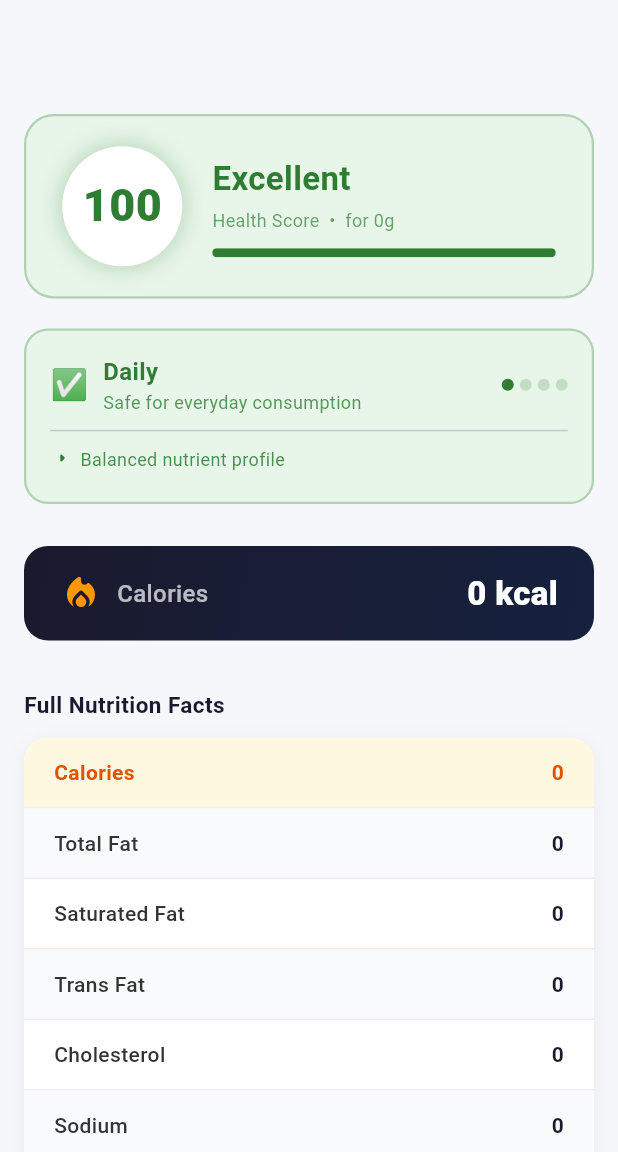
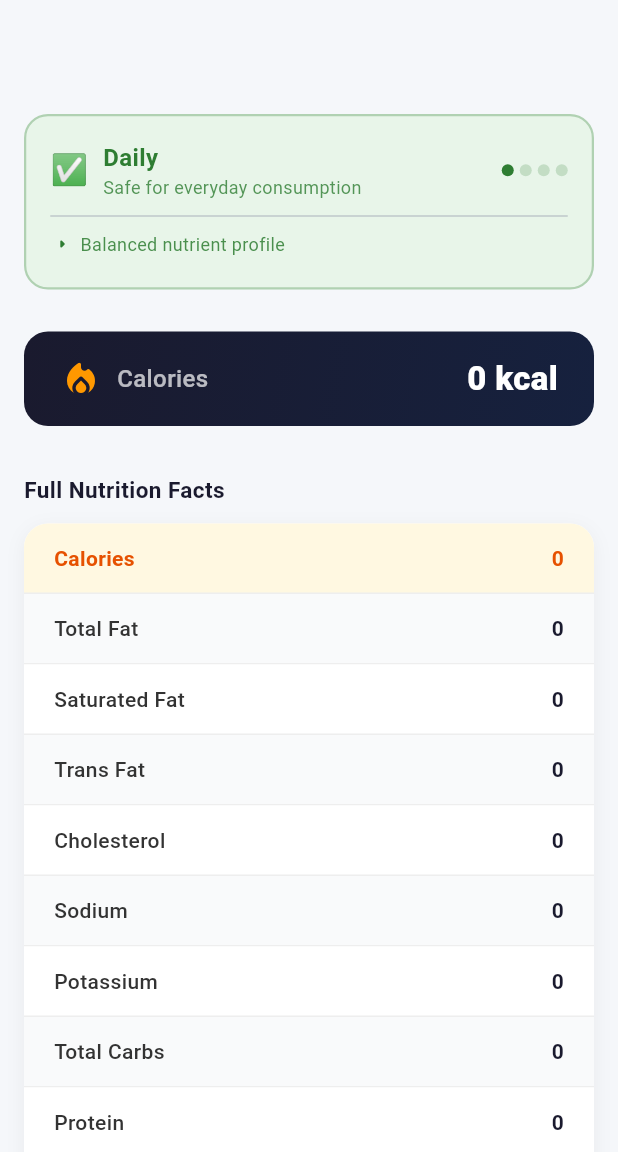
Before and after one commit to NrdyBhu1/nutrition_scanner, a Flutter app: the NutritionScreen screen opened directly with empty values, on a phone screen of 412 x 824 dp, the part 84-1236 px from its top. Run offline on Flutter 3.47's test engine with Material 3 defaults, Android fonts, the phone set to English and light mode, and no system bars; our stand-ins replace fl_chart, sqflite; missing offline and left inert: mobile_scanner; accounts and stored records are empty; network calls fail.

Commit message:
Remove health score and improve workflow

```diff
--- a/lib/screens/nutrition_screen.dart
+++ b/lib/screens/nutrition_screen.dart
@@ -88,9 +88,6 @@ class _NutritionScreenState extends State<NutritionScreen> {
                       letterSpacing: 0.3,
                     ),
                   ),
-                  const SizedBox(height: 20),
-                  // ── Health Score Card ─────────────────────────────────────────
-                  _HealthScoreCard(score: score, weightG: product.weightG),
                   const SizedBox(height: 20),
 
                   // ── Consumption Rating ────────────────────────────────────────
@@ -197,130 +194,10 @@ class _NoDataView extends StatelessWidget {
                   style: TextStyle(fontSize: 13, color: Colors.grey.shade400),
                 ),
                 const SizedBox(height: 24),
-                // Health score 0 badge
-                Container(
-                  padding: const EdgeInsets.symmetric(
-                    horizontal: 20,
-                    vertical: 10,
-                  ),
-                  decoration: BoxDecoration(
-                    color: const Color(0xFFFFEBEE),
-                    borderRadius: BorderRadius.circular(20),
-                    border: Border.all(color: const Color(0xFFEF9A9A)),
-                  ),
-                  child: const Row(
-                    mainAxisSize: MainAxisSize.min,
-                    children: [
-                      Icon(
-                        Icons.warning_amber_rounded,
-                        color: Color(0xFFC62828),
-                        size: 16,
-                      ),
-                      SizedBox(width: 6),
-                      Text(
-                        'Health Score: 0',
-                        style: TextStyle(
-                          fontSize: 13,
-                          fontWeight: FontWeight.w700,
-                          color: Color(0xFFC62828),
-                        ),
-                      ),
-                    ],
-                  ),
-                ),
               ],
             ),
           ),
           const SizedBox(height: 32),
-        ],
-      ),
-    );
-  }
-}
-
-// ─── Health Score Card ────────────────────────────────────────────────────────
-
-class _HealthScoreCard extends StatelessWidget {
-  final int score;
-  final double? weightG;
-  const _HealthScoreCard({required this.score, this.weightG});
-
-  @override
-  Widget build(BuildContext context) {
-    final color = HealthScore.color(score);
-    final bgColor = HealthScore.bgColor(score);
-    final label = HealthScore.label(score);
-
-    return Container(
-      padding: const EdgeInsets.symmetric(horizontal: 24, vertical: 20),
-      decoration: BoxDecoration(
-        color: bgColor,
-        borderRadius: BorderRadius.circular(20),
-        border: Border.all(color: color.withOpacity(0.3), width: 1.5),
-      ),
-      child: Row(
-        children: [
-          // Score circle
-          Container(
-            width: 80,
-            height: 80,
-            decoration: BoxDecoration(
-              shape: BoxShape.circle,
-              color: Colors.white,
-              boxShadow: [
-                BoxShadow(
-                  color: color.withOpacity(0.25),
-                  blurRadius: 12,
-                  spreadRadius: 2,
-                ),
-              ],
-            ),
-            child: Center(
-              child: Text(
-                '$score',
-                style: TextStyle(
-                  fontSize: 30,
-                  fontWeight: FontWeight.w800,
-                  color: color,
-                  height: 1,
-                ),
-              ),
-            ),
-          ),
-          const SizedBox(width: 20),
-          Expanded(
-            child: Column(
-              crossAxisAlignment: CrossAxisAlignment.start,
-              children: [
-                Text(
-                  label,
-                  style: TextStyle(
-                    fontSize: 22,
-                    fontWeight: FontWeight.w700,
-                    color: color,
-                  ),
-                ),
-                const SizedBox(height: 4),
-                Text(
-                  weightG != null
-                      ? 'Health Score  •  for ${weightG!.toStringAsFixed(0)}g'
-                      : 'Health Score  •  per 100g',
-                  style: TextStyle(fontSize: 12, color: color.withOpacity(0.7)),
-                ),
-                const SizedBox(height: 10),
-                // Progress bar
-                ClipRRect(
-                  borderRadius: BorderRadius.circular(4),
-                  child: LinearProgressIndicator(
-                    value: score / 100,
-                    backgroundColor: color.withOpacity(0.15),
-                    valueColor: AlwaysStoppedAnimation<Color>(color),
-                    minHeight: 6,
-                  ),
-                ),
-              ],
-            ),
-          ),
         ],
       ),
     );
```
Also changed, not shown: 1 other file.
